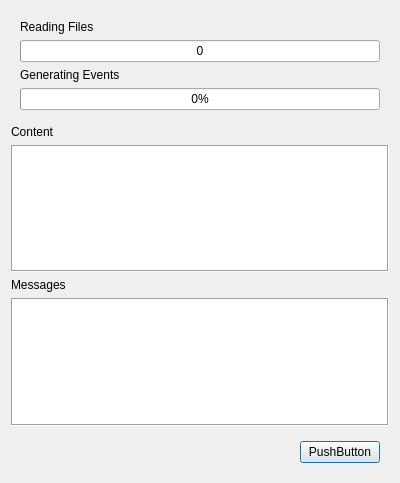
First picture: the form in src/ui/icalimportdialog.ui, repository ngc42/Daylight, before the edit.
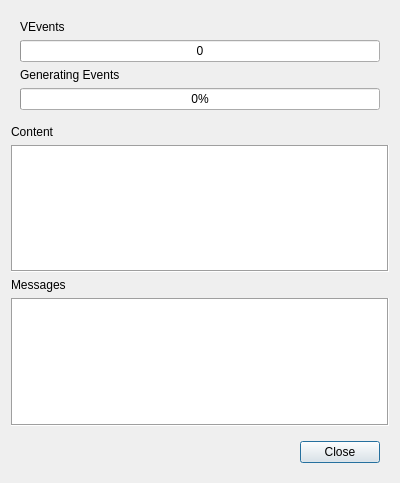
Second picture: the form after the edit.

Diff of the .ui file:
```diff
--- a/src/ui/icalimportdialog.ui
+++ b/src/ui/icalimportdialog.ui
@@ -20,7 +20,7 @@
       <item>
        <widget class="QLabel" name="label">
         <property name="text">
-         <string>Reading Files</string>
+         <string>VEvents</string>
         </property>
        </widget>
       </item>
@@ -107,7 +107,7 @@
       <item>
        <widget class="QPushButton" name="pushButton">
         <property name="text">
-         <string>PushButton</string>
+         <string>Close</string>
         </property>
        </widget>
       </item>
```
Left out of the diff: 4 changed lines with no effect on the pictures.
